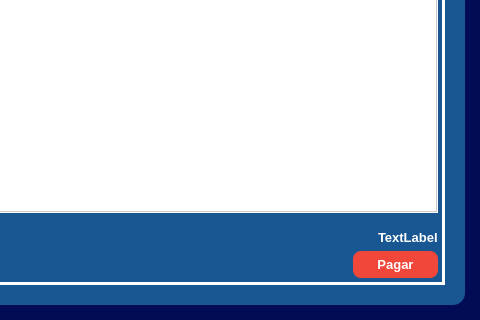
Above: RawInterfaces/Venta.ui from Ventthos/PollosExpress before the change; both pictures show x 616 to 1096 and y 301 to 621 of the 1096 by 621 pixel window. Below: the same form after it.
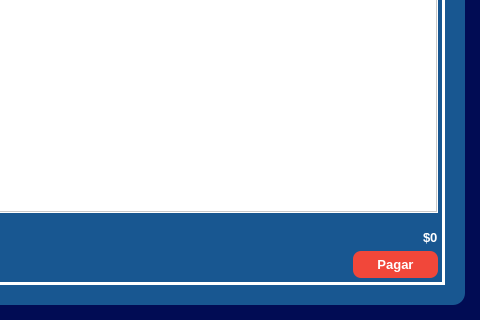
That is the form after the change.

Patch:
```diff
--- a/RawInterfaces/Venta.ui
+++ b/RawInterfaces/Venta.ui
@@ -13,6 +13,9 @@
   <property name="windowTitle">
    <string>MainWindow</string>
   </property>
+  <property name="tabShape">
+   <enum>QTabWidget::Rounded</enum>
+  </property>
   <widget class="QWidget" name="WidgetVentaTotal">
    <property name="sizePolicy">
     <sizepolicy hsizetype="Preferred" vsizetype="Preferred">
@@ -232,7 +235,7 @@
                 </font>
                </property>
                <property name="text">
-                <string>TextLabel</string>
+                <string>$0</string>
                </property>
               </widget>
              </item>
```
